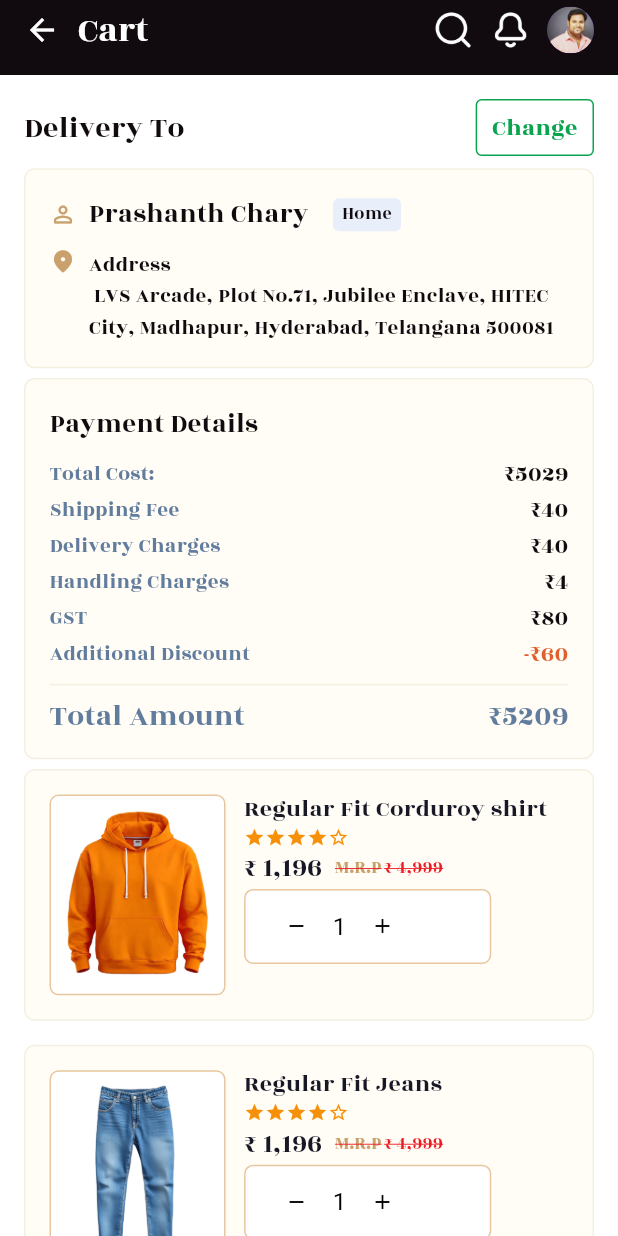
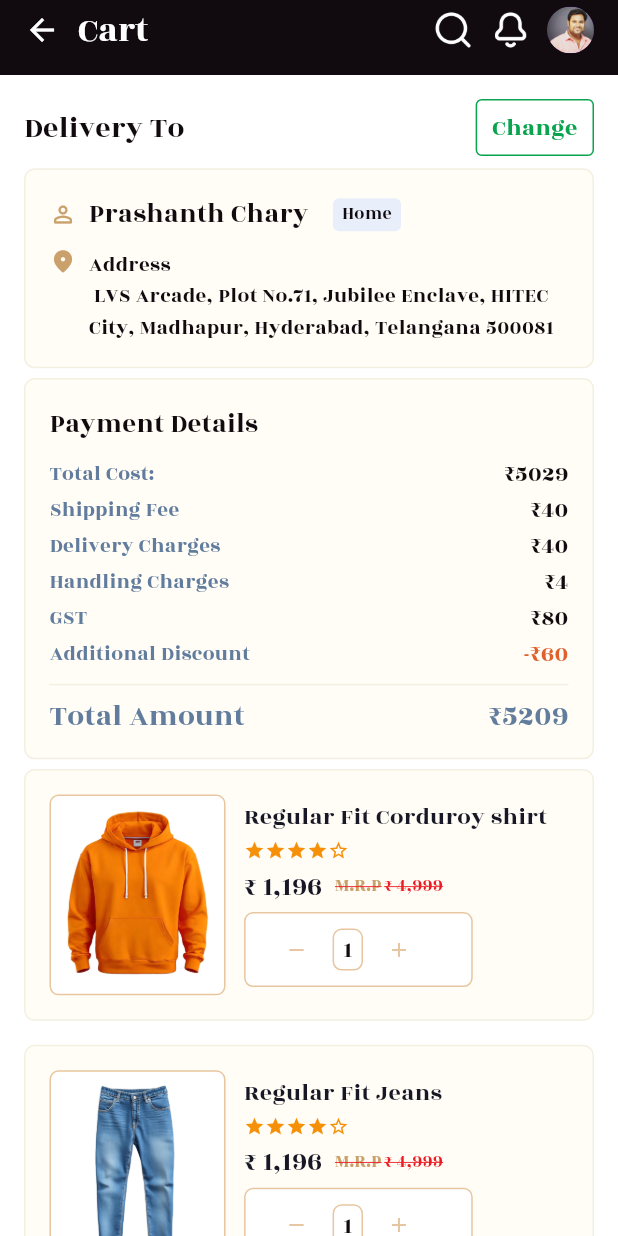
Before and after one commit to SaicharanGattu02/outfitter, a Flutter app: the screen it shows after launch, on a phone screen of 412 x 824 dp. Run offline on Flutter 3.47's test engine with Material 3 defaults, Android fonts, the phone set to English and light mode, and no system bars; our stand-ins replace flutter_spinkit, pin_code_fields, shared_preferences, shimmer.

Commit message:
Committed by CHARAN 21-18-2024 AT 7:09 AM

```diff
--- a/lib/Screens/OrderSummary.dart
+++ b/lib/Screens/OrderSummary.dart
@@ -170,10 +170,85 @@ class _OrderSummaryState extends State<OrderSummary> {
               _buildPaymentDetails(w, h),
               SizedBox(height: h * 0.008),
               _buildItemList(w, h),
+              SizedBox(height: h * 0.008),
+              Container(
+                padding: EdgeInsets.only(top: 8, bottom: 8),
+                height: h * 0.04,
+                decoration: BoxDecoration(color: Color(0xffE7C6A0)),
+                child: Center(
+                  child: Text(
+                    "Available until 10hrs 30mins 20secs",
+                    style: TextStyle(
+                      color: Color(0xff110B0F),
+                      fontFamily: 'RozhaOne',
+                      fontSize: 16,
+                      height: 20 / 16,
+                      fontWeight: FontWeight.w400,
+                    ),
+                    textAlign: TextAlign.center,
+                  ),
+                ),
+              ),
+
             ],
           ),
         ),
       ),
+      // bottomNavigationBar: Column(children: [
+      //   Container(
+      //     padding: EdgeInsets.only(top: 8, bottom: 8),
+      //     height: h * 0.04,
+      //     decoration: BoxDecoration(color: Color(0xffE7C6A0)),
+      //     child: Center(
+      //       child: Text(
+      //         "Available until 10hrs 30mins 20secs",
+      //         style: TextStyle(
+      //           color: Color(0xff110B0F),
+      //           fontFamily: 'RozhaOne',
+      //           fontSize: 16,
+      //           height: 20 / 16,
+      //           fontWeight: FontWeight.w400,
+      //         ),
+      //         textAlign: TextAlign.center,
+      //       ),
+      //     ),
+      //   ),
+      //   Row(children: [
+      //     Text(
+      //       "₹5209",
+      //       style: TextStyle(
+      //         color: Color(0xff617C9D),
+      //         fontFamily: 'RozhaOne',
+      //         fontSize: 20,
+      //         height: 24 / 20,
+      //         fontWeight: FontWeight.w400,
+      //       ),
+      //     ),
+      //     Spacer(),
+      //     Container(
+      //       width: w * 0.45,
+      //       height: h*0.06,
+      //       padding: EdgeInsets.all(12),
+      //       decoration: BoxDecoration(
+      //           border: Border.all(color: Color(0xff110B0F), width: 1),
+      //           borderRadius: BorderRadius.circular(6)),
+      //       child: Center(
+      //         child: Text(
+      //           "CHECK OUT",
+      //           style: TextStyle(
+      //             color: Color(0xffCAA16C),
+      //             fontFamily: 'RozhaOne',
+      //             fontSize: 16,
+      //             height: 21.06 / 16,
+      //             fontWeight: FontWeight.w400,
+      //           ),
+      //           textAlign: TextAlign.center,
+      //         ),
+      //       ),
+      //     ),
+      //
+      //   ],)
+      // ],),
     );
   }
 
@@ -267,6 +342,7 @@ class _OrderSummaryState extends State<OrderSummary> {
       ],
     );
   }
+
   Widget _buildItemList(double w, double h) {
     return ListView.builder(
       padding: EdgeInsets.all(0),
@@ -289,8 +365,8 @@ class _OrderSummaryState extends State<OrderSummary> {
           ),
           margin: EdgeInsets.only(bottom: 16),
           child: Row(
-            mainAxisAlignment: MainAxisAlignment.start,
-            crossAxisAlignment: CrossAxisAlignment.start,
+            // mainAxisAlignment: MainAxisAlignment.start,
+            // crossAxisAlignment: CrossAxisAlignment.start,
             children: [
               Container(
                 decoration: BoxDecoration(
@@ -321,7 +397,7 @@ class _OrderSummaryState extends State<OrderSummary> {
                         fontWeight: FontWeight.w400,
                       ),
                     ),
-                    SizedBox(height: h * 0.004),
+                    SizedBox(height: h * 0.008),
                     Row(
                       children: List.generate(5, (starIndex) {
                         return Icon(
@@ -333,7 +409,7 @@ class _OrderSummaryState extends State<OrderSummary> {
                         );
                       }),
                     ),
-                    SizedBox(height: h * 0.004),
+                    SizedBox(height: h * 0.008),
                     Row(
                       children: [
                         Text(
@@ -374,9 +450,9 @@ class _OrderSummaryState extends State<OrderSummary> {
                         ),
                       ],
                     ),
-                    SizedBox(height: h * 0.004), // Corrected spacing
+                    SizedBox(height: h * 0.008), // Corrected spacing
                     Container(
-                      width: w*0.4,
+                      width: w * 0.37,
                       padding: EdgeInsets.symmetric(horizontal: 10),
                       decoration: BoxDecoration(
                         color: Color(0xffFFFFFF),
@@ -386,7 +462,8 @@ class _OrderSummaryState extends State<OrderSummary> {
                       child: Row(
                         children: [
                           IconButton(
-                            icon: Icon(Icons.remove, size: 16),
+                            icon: Icon(Icons.remove,
+                                size: 16, color: Color(0xfffE7C6A0)),
                             onPressed: () {
                               if (quantity > 1) {
                                 setState(() {
@@ -396,9 +473,24 @@ class _OrderSummaryState extends State<OrderSummary> {
                               }
                             },
                           ),
-                          Text(quantity.toString(), style: TextStyle(fontSize: 16)),
+                          Container(
+                              padding: EdgeInsets.only(
+                                  left: 6, right: 6, top: 4, bottom: 4),
+                              decoration: BoxDecoration(
+                                border: Border.all(
+                                    color: Color(0xfffE7C6A0), width: 1),
+                                borderRadius: BorderRadius.circular(6),
+                              ),
+                              child: Text(quantity.toString(),
+                                  style: TextStyle(
+                                    fontSize: 16,
+                                    fontFamily: 'RozhaOne',
+                                    color: Color(0xff110B0F),
+                                    height: 18 / 16,
+                                    fontWeight: FontWeight.w400,
+                                  ))),
                           IconButton(
-                            icon: Icon(Icons.add, size: 16),
+                            icon: Icon(Icons.add, size: 16, color: Color(0xfffE7C6A0)),
                             onPressed: () {
                               setState(() {
                                 quantity++;
@@ -418,6 +510,4 @@ class _OrderSummaryState extends State<OrderSummary> {
       },
     );
   }
-
-
 }
```
